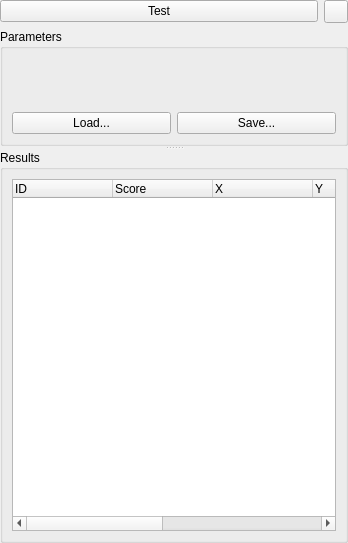
Old version of the form AcfSln/Include/iqtipr/CSearchBasedFeaturesSupplierGuiComp.ui in the repository ImagingTools/AcfPublic.
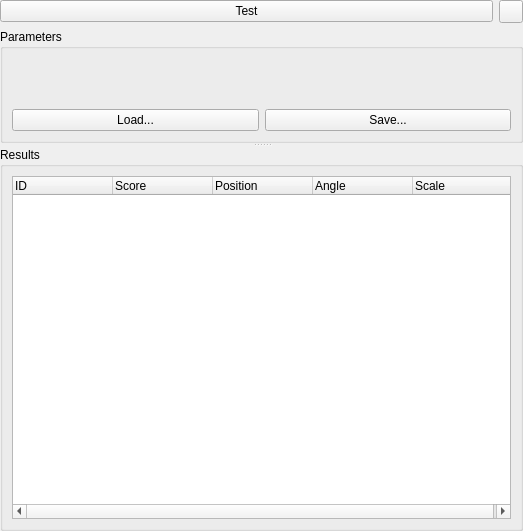
New version of the form. Icons and pictures are not drawn.

```diff
--- a/AcfSln/Include/iqtipr/CSearchBasedFeaturesSupplierGuiComp.ui
+++ b/AcfSln/Include/iqtipr/CSearchBasedFeaturesSupplierGuiComp.ui
@@ -6,8 +6,8 @@
    <rect>
     <x>0</x>
     <y>0</y>
-    <width>348</width>
-    <height>543</height>
+    <width>523</width>
+    <height>531</height>
    </rect>
   </property>
   <property name="windowTitle">
@@ -170,15 +170,7 @@
          </column>
          <column>
           <property name="text">
-           <string>X</string>
-          </property>
-          <property name="toolTip">
-           <string>Position X of found model in logical units</string>
-          </property>
-         </column>
-         <column>
-          <property name="text">
-           <string>Y</string>
+           <string>Position</string>
           </property>
           <property name="toolTip">
            <string>Position Y of found model in logical units</string>
@@ -194,12 +186,7 @@
          </column>
          <column>
           <property name="text">
-           <string>X-Scale</string>
-          </property>
-         </column>
-         <column>
-          <property name="text">
-           <string>Y-Scale</string>
+           <string>Scale</string>
           </property>
          </column>
         </widget>
```
